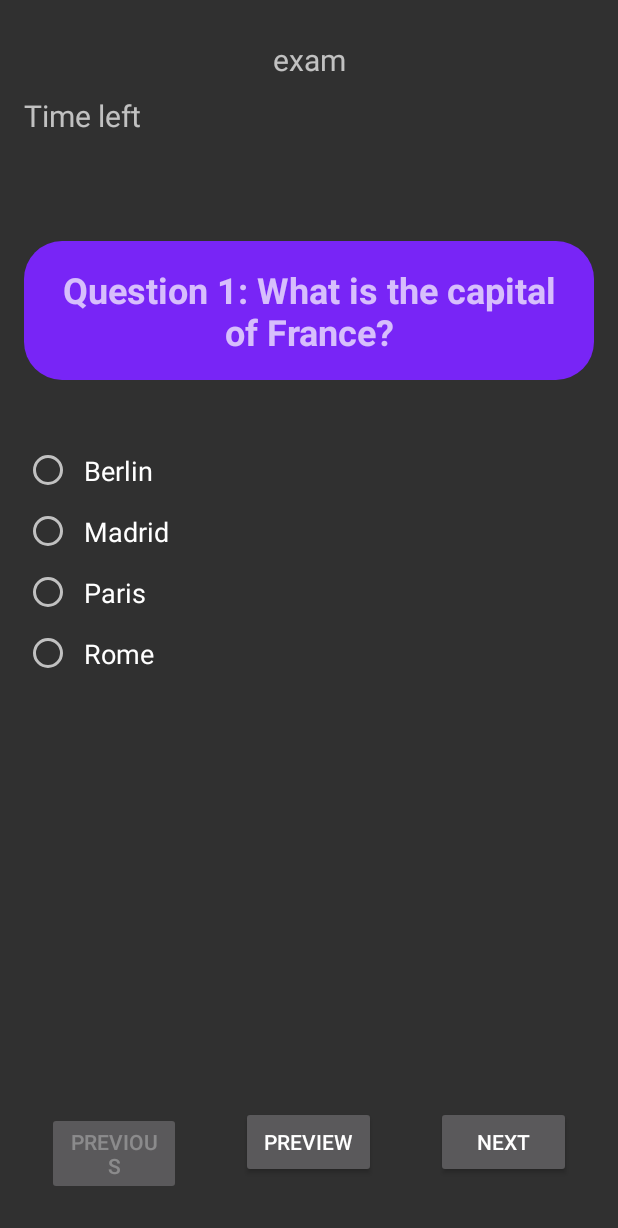
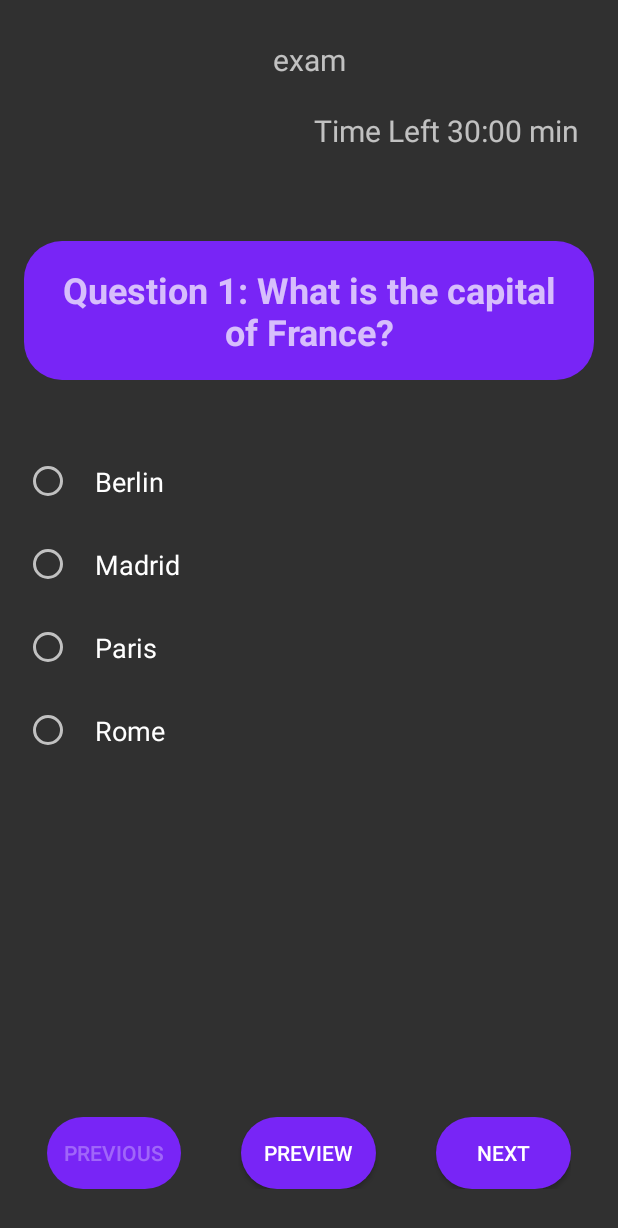
Before and after one commit to Nandani2005/cognitest, an Android app built with Jetpack Compose: the ExamPage screen opened directly, with no data from a screen before it, on a phone screen of 412 x 824 dp. Shown: the top 1228 px of the screen. Run offline under Robolectric (Android 15) with nearby library versions, the phone set to English and light mode, and no system bars.

Commit message:
new layout added

```diff
--- a/app/src/main/java/com/example/cognigent/ExamPage.kt
+++ b/app/src/main/java/com/example/cognigent/ExamPage.kt
@@ -2,6 +2,7 @@ package com.example.cognigent
 
 import android.content.Intent
 import android.os.Bundle
+import android.os.CountDownTimer
 import android.widget.Button
 import android.widget.RadioButton
 import android.widget.RadioGroup
@@ -39,6 +40,24 @@ class ExamPage : AppCompatActivity() {
           val rev= Intent(this, ReviewActivity::class.java)
             startActivity(rev)
         }
+        val count = findViewById<TextView>(R.id.timer)
+        val timer = object : CountDownTimer(1800000, 1000) {
+            val timer = object : CountDownTimer(30 * 60 * 1000, 1000) {
+                override fun onTick(millisUntilFinished: Long) {
+                    val minutes = (millisUntilFinished / 1000) / 60
+                    val seconds = (millisUntilFinished / 1000) % 60
+                    val timeFormatted = String.format("%02d:%02d", minutes, seconds)
+                    count.text = timeFormatted
+                }
+
+                override fun onFinish() {
+                    count.text = "00:00"
+                    val intent = Intent(this@ExamPage, ReviewActivity::class.java)
+                    startActivity(intent)
+                }
+            }
+        }
+        timer.start()
 
         // Initialize UI components
         questionTextView = findViewById(R.id.questionTextView)
--- a/app/src/main/res/layout/activity_exam_page.xml
+++ b/app/src/main/res/layout/activity_exam_page.xml
@@ -4,6 +4,7 @@
     android:layout_width="match_parent"
     android:layout_height="match_parent"
     android:padding="16dp"
+
     android:orientation="vertical"
     tools:context=".ExamPage">
 
@@ -17,11 +18,13 @@
         />
 
     <TextView
+        android:id="@+id/timer"
         android:layout_width="match_parent"
         android:layout_height="wrap_content"
-        android:text="Time left"
+        android:text="Time Left 30:00 min"
         android:textSize="20dp"
-        android:layout_gravity="left"/>
+        android:padding="10dp"
+        android:gravity="right"/>
 
 
     <TextView
@@ -29,7 +32,7 @@
         android:layout_width="match_parent"
         android:layout_height="wrap_content"
         android:layout_alignParentTop="true"
-        android:layout_marginTop="70dp"
+        android:layout_marginTop="50dp"
         android:background="@drawable/drawbutons"
         android:text="Your Question Will Appear Here"
         android:textSize="24sp"
@@ -51,8 +54,9 @@
             android:layout_width="match_parent"
             android:layout_height="wrap_content"
             android:text="Option A"
+            android:textColor="#fff"
             android:textSize="18sp"
-            android:padding="8dp" />
+            android:padding="15dp" />
 
         <RadioButton
             android:id="@+id/optionB"
@@ -60,7 +64,7 @@
             android:layout_height="wrap_content"
             android:text="Option B"
             android:textSize="18sp"
-            android:padding="8dp" />
+            android:padding="15dp" />
 
         <RadioButton
             android:id="@+id/optionC"
@@ -68,7 +72,7 @@
             android:layout_height="wrap_content"
             android:text="Option C"
             android:textSize="18sp"
-            android:padding="8dp" />
+            android:padding="15dp" />
 
         <RadioButton
             android:id="@+id/optionD"
@@ -76,7 +80,7 @@
             android:layout_height="wrap_content"
             android:text="Option D"
             android:textSize="18sp"
-            android:padding="8dp" />
+            android:padding="15dp" />
 
     </RadioGroup>
 <LinearLayout
@@ -89,6 +93,7 @@
     <Button
         android:id="@+id/previousButton"
         android:layout_width="0dp"
+        android:background="@drawable/drawbutons"
         android:layout_weight="1"
         android:layout_height="wrap_content"
         android:text="Previous" />
@@ -101,6 +106,7 @@
         android:layout_width="0dp"
         android:layout_weight="1"
         android:layout_height="wrap_content"
+        android:background="@drawable/drawbutons"
         android:layout_alignParentBottom="true"
         android:text="preview" />
     <LinearLayout
@@ -112,7 +118,7 @@
         android:layout_width="0dp"
         android:layout_weight="1"
         android:layout_height="wrap_content"
-
+        android:background="@drawable/drawbutons"
         android:text="Next" />
 </LinearLayout>
 
```
